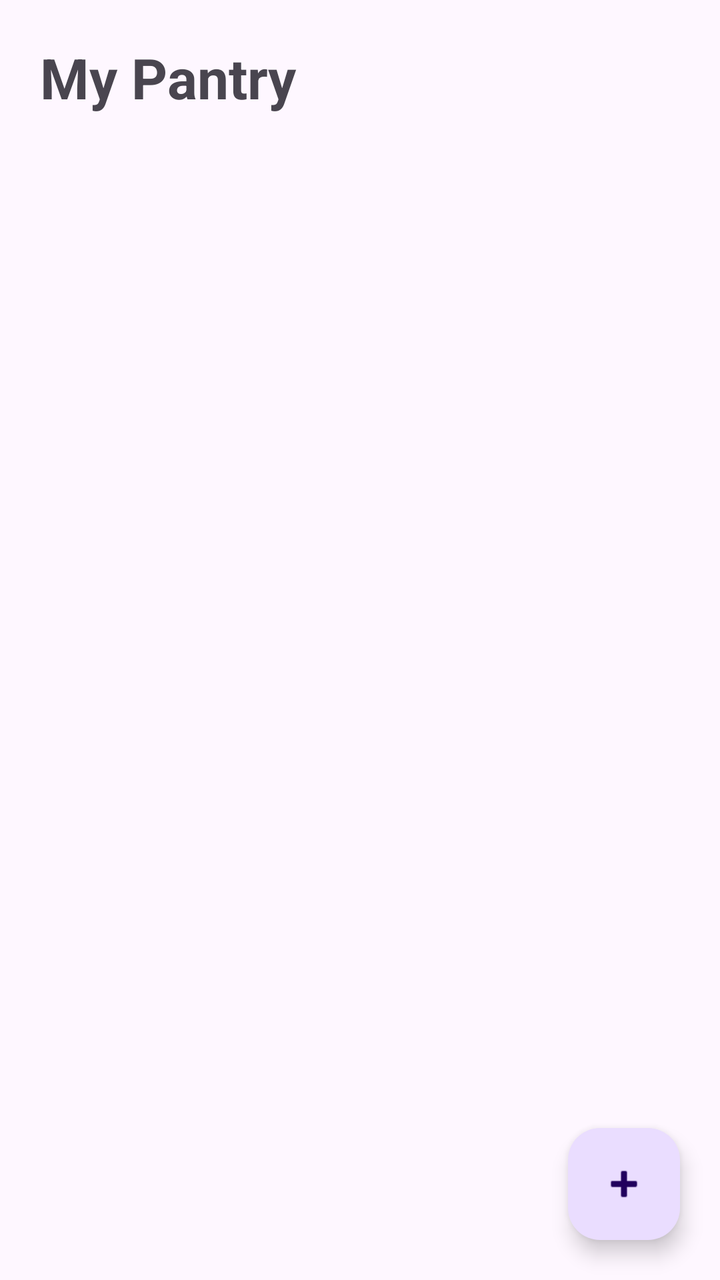
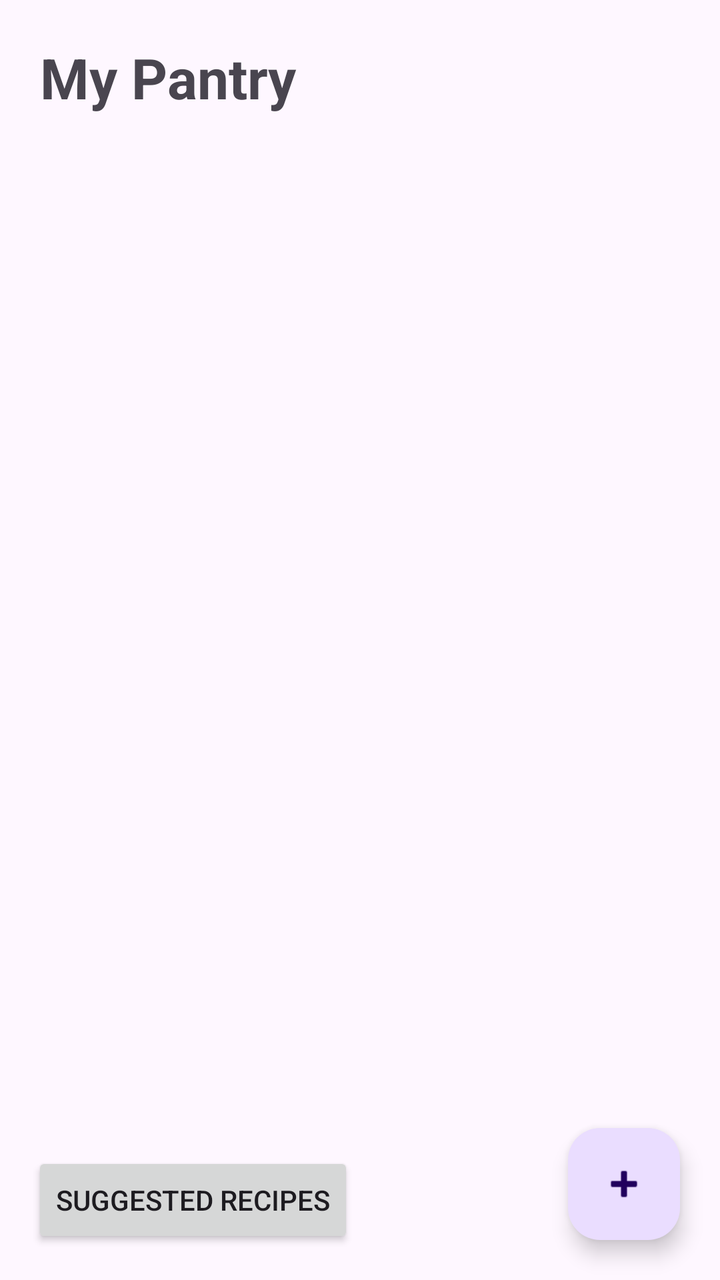

The first picture is an Android layout as it rendered before a commit; the second is the same layout after the commit. The layout source and the unified diff follow.
<!-- AndroidManifest.xml: application theme Theme.SmartPantryManager -->
<!-- res/layout/activity_pantry_list.xml -->
<?xml version="1.0" encoding="utf-8"?>
<androidx.coordinatorlayout.widget.CoordinatorLayout
    xmlns:android="http://schemas.android.com/apk/res/android"
    xmlns:app="http://schemas.android.com/apk/res-auto"
    android:layout_width="match_parent"
    android:layout_height="match_parent">

    <LinearLayout
        android:layout_width="match_parent"
        android:layout_height="match_parent"
        android:orientation="vertical">

        <TextView
            android:id="@+id/textViewPantryTitle"
            android:layout_width="match_parent"
            android:layout_height="wrap_content"
            android:padding="20dp"
            android:text="My Pantry"
            android:textSize="28sp"
            android:textStyle="bold" />

        <androidx.recyclerview.widget.RecyclerView
            android:id="@+id/recyclerViewPantry"
            android:layout_width="match_parent"
            android:layout_height="0dp"
            android:layout_weight="1"
            android:padding="8dp"
            android:clipToPadding="false" />

    </LinearLayout>

    <com.google.android.material.floatingactionbutton.FloatingActionButton
        android:id="@+id/buttonAddIngredient"
        android:layout_width="wrap_content"
        android:layout_height="wrap_content"
        android:layout_margin="20dp"
        android:contentDescription="Add ingredient"
        android:src="@android:drawable/ic_input_add"
        android:layout_gravity="bottom|end" />

</androidx.coordinatorlayout.widget.CoordinatorLayout>
<!-- resources referenced by this layout -->
<resources>
  <style name="Theme.SmartPantryManager" parent="Base.Theme.SmartPantryManager" />
  <style name="Base.Theme.SmartPantryManager" parent="Theme.Material3.DayNight.NoActionBar">
          
          
      </style>
</resources>

<!-- the commit's change to res/layout/activity_pantry_list.xml (unified diff, before → after) -->
@@ -38,4 +38,12 @@
         android:src="@android:drawable/ic_input_add"
         android:layout_gravity="bottom|end" />
 
+    <Button
+        android:id="@+id/buttonSuggestedRecipes"
+        android:layout_width="wrap_content"
+        android:layout_height="wrap_content"
+        android:layout_gravity="bottom|start"
+        android:layout_margin="16dp"
+        android:text="Suggested Recipes" />
+
 </androidx.coordinatorlayout.widget.CoordinatorLayout>
